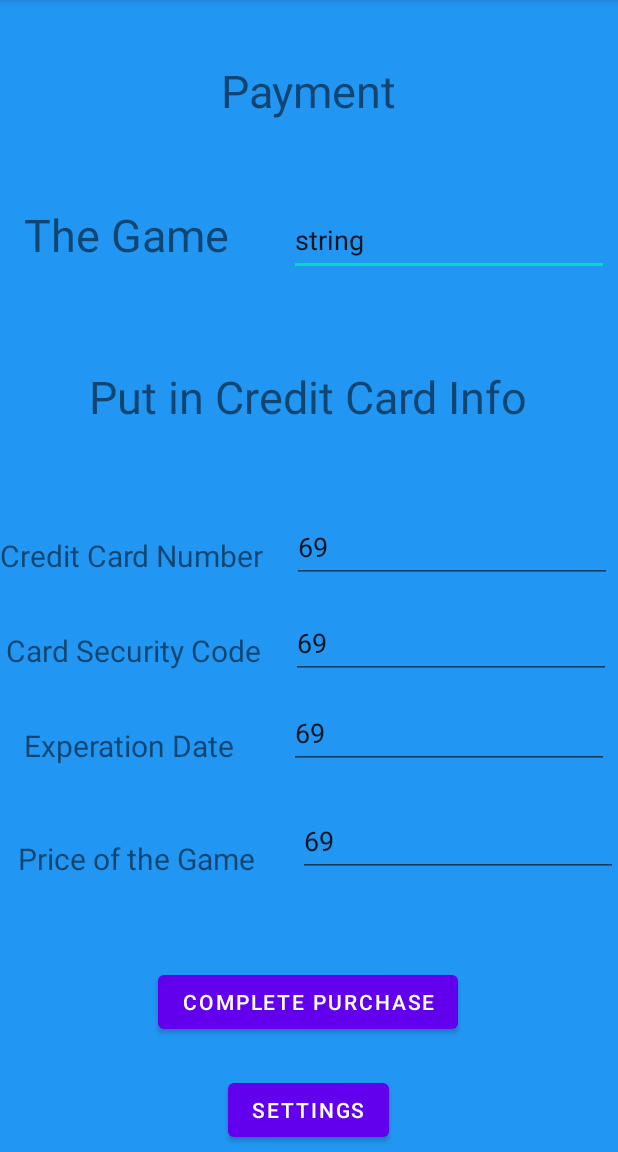
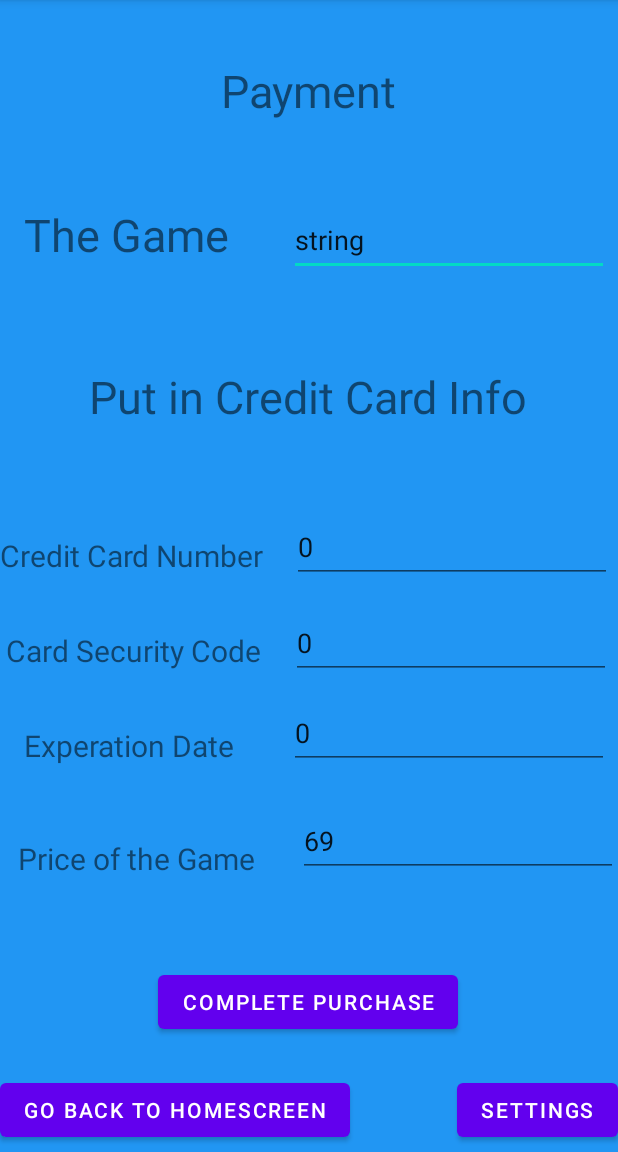
Before and after one commit to HelloWorldtyp/Steam-Games-Updated, an Android app: the Buying screen opened directly, with no data from a screen before it, on a phone screen of 412 x 824 dp, the part 84-1236 px from its top. Run offline under Robolectric (Android 15) with nearby library versions, the light colour scheme and no system bars.

Commit message:
Implemented new pages and code needed for Buying

```diff
--- a/app/src/main/java/com/example/steamgamesapp/Buying.java
+++ b/app/src/main/java/com/example/steamgamesapp/Buying.java
@@ -23,6 +23,7 @@ public class Buying extends AppCompatActivity {
 
     Button completeButton;
     Button settingsButton;
+    Button homeScreenButton;
     EditText CSC;
     EditText card;
     EditText experiationDate;
@@ -43,6 +44,15 @@ public class Buying extends AppCompatActivity {
         experiationDate = findViewById(R.id.experationDate);
         price = findViewById(R.id.price);
         game = findViewById(R.id.nameOfGame);
+        homeScreenButton = findViewById(R.id.homeScreenButton);
+
+        homeScreenButton.setOnClickListener(new View.OnClickListener() {
+            @Override
+            public void onClick(View view) {
+                Intent m = new Intent(getApplicationContext(), MainActivity.class);
+                startActivity(m);
+            }
+        });
 
         settingsButton.setOnClickListener(new View.OnClickListener() {
             @Override
@@ -67,9 +77,9 @@ public class Buying extends AppCompatActivity {
 
     private void updateCreditCard(){
         SharedPreferences sp = getSharedPreferences("shared", MODE_PRIVATE);
-        newCard = sp.getInt("new tip", 69);
-        newSecurity = sp.getInt("new secuirty", 69);
-        newExperation = sp.getInt("new experation", 69);
+        newCard = sp.getInt("new card", 0);
+        newSecurity = sp.getInt("new security", 0);
+        newExperation = sp.getInt("new expiration", 0);
         card.setText(newCard + "");
         CSC.setText(newSecurity + "");
         experiationDate.setText(newExperation + "");
@@ -79,18 +89,18 @@ public class Buying extends AppCompatActivity {
         SharedPreferences sp = getSharedPreferences("shared", MODE_PRIVATE);
         SharedPreferences.Editor editor = sp.edit();
         intPrice = Integer.parseInt(price.getText().toString());
-        String Security = game.getText().toString();
+        String Game = game.getText().toString();
         editor.putInt("new card", intPrice);
-        editor.putString("new secuirty", Security);
+        editor.putString("new game", Game);
         editor.commit();
     }
 
     private void updateFinal(){
         SharedPreferences sp = getSharedPreferences("shared", MODE_PRIVATE);
         intPrice = sp.getInt("new price", 69);
-        String Security = sp.getString("new secuirty", "string");
+        String Game = sp.getString("new game", "string");
         price.setText(intPrice + "");
-        game.setText(Security + "");
+        game.setText(Game + "");
 
 
     }
--- a/app/src/main/java/com/example/steamgamesapp/DatabaseControl.java
+++ b/app/src/main/java/com/example/steamgamesapp/DatabaseControl.java
@@ -52,9 +52,9 @@ public class DatabaseControl {
         String query = "select price from games where name=\""+name+"\"";
         Cursor cursor = database.rawQuery(query, null);
         cursor.moveToFirst();
-        String company = cursor.getString(0);
+        String price = cursor.getString(0);
         cursor.close();
-        return company;
+        return price;
     }
 
 
--- a/app/src/main/java/com/example/steamgamesapp/Games.java
+++ b/app/src/main/java/com/example/steamgamesapp/Games.java
@@ -18,13 +18,15 @@ public class Games extends AppCompatActivity {
         super.onCreate(savedInstanceState);
         setContentView(R.layout.games);
 
+        games = findViewById(R.id.theGame);
+        price = findViewById(R.id.thePrice);
 
     }
 
     private void updateGames(){
         SharedPreferences sp = getSharedPreferences("shared", MODE_PRIVATE);
         newPrice = sp.getInt("new price", 69);
-        newGame = sp.getString("new games", "string");
+        newGame = sp.getString("new games", "Game");
         games.setText(newGame + "");
         price.setText(newPrice + "");
 //
--- a/app/src/main/res/layout/buying.xml
+++ b/app/src/main/res/layout/buying.xml
@@ -166,6 +166,17 @@
         android:text="Settings"
         app:layout_constraintBottom_toBottomOf="parent"
         app:layout_constraintEnd_toEndOf="parent"
-        app:layout_constraintHorizontal_bias="0.498"
+        app:layout_constraintHorizontal_bias="1.0"
         app:layout_constraintStart_toStartOf="parent" />
+
+    <Button
+        android:id="@+id/homeScreenButton"
+        android:layout_width="wrap_content"
+        android:layout_height="wrap_content"
+        android:layout_marginTop="24dp"
+        android:text="Go Back to HomeScreen"
+        app:layout_constraintEnd_toStartOf="@+id/settingsButton"
+        app:layout_constraintHorizontal_bias="0.0"
+        app:layout_constraintStart_toStartOf="parent"
+        app:layout_constraintTop_toBottomOf="@+id/ompleteButton" />
 </androidx.constraintlayout.widget.ConstraintLayout>
--- a/app/src/main/res/layout/wishlist.xml
+++ b/app/src/main/res/layout/wishlist.xml
@@ -50,7 +50,7 @@
         app:layout_constraintTop_toTopOf="parent" />
 
     <EditText
-        android:id="@+id/editTextNumber"
+        android:id="@+id/editPrice"
         android:layout_width="wrap_content"
         android:layout_height="wrap_content"
         android:layout_marginTop="180dp"
@@ -112,5 +112,5 @@
         android:textSize="30sp"
         app:layout_constraintEnd_toEndOf="parent"
         app:layout_constraintStart_toStartOf="parent"
-        app:layout_constraintTop_toBottomOf="@+id/editTextNumber" />
+        app:layout_constraintTop_toBottomOf="@+id/editPrice" />
 </androidx.constraintlayout.widget.ConstraintLayout>
```
Also changed, not shown: app/src/main/java/com/example/steamgamesapp/Settings.java (+4 -4 lines), app/src/main/java/com/example/steamgamesapp/WishList.java (+6 -4 lines), app/src/main/res/layout/games.xml (+27 -14 lines), app/src/main/res/layout/yourgames.xml (deleted, +0 -39 lines).
